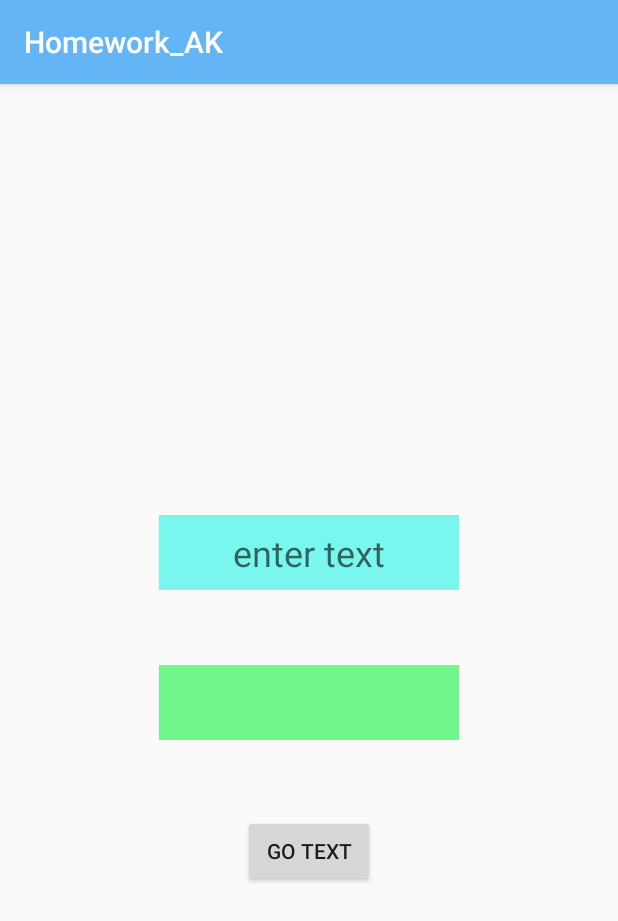
After one commit to poznyi11/homework_ak, an Android app: the Hw1Task2Activity screen opened directly, with no data from a screen before it, on a phone screen of 412 x 824 dp. The commit adds this screen. Shown: the top 921 px of the screen. Run offline under Robolectric (Android 15) with nearby library versions, the phone set to English and light mode, and no system bars.

Commit message:
Add Task1 (3 vers) and Task2 to hw_1

```diff
--- /dev/null
+++ b/app/src/main/java/by/ivpo/homework_ak/homework_1/Hw1Task2Activity.java
@@ -0,0 +1,28 @@
+package by.ivpo.homework_ak.homework_1;
+
+import androidx.appcompat.app.AppCompatActivity;
+import android.os.Bundle;
+import android.view.View;
+import android.widget.EditText;
+import android.widget.TextView;
+
+import by.ivpo.homework_ak.R;
+
+public class Hw1Task2Activity extends AppCompatActivity {
+
+    @Override
+    protected void onCreate(Bundle savedInstanceState) {
+        super.onCreate(savedInstanceState);
+        setContentView(R.layout.activity_hw1_task2);
+    }
+
+    public void goText (View view){
+
+        EditText editText = findViewById(R.id.mainText);
+
+        TextView textView = findViewById(R.id.newText);
+
+        textView.setText(editText.getText());
+
+    }
+}
--- /dev/null
+++ b/app/src/main/res/layout/activity_hw1_task2.xml
@@ -0,0 +1,51 @@
+<?xml version="1.0" encoding="utf-8"?>
+<androidx.constraintlayout.widget.ConstraintLayout
+    xmlns:android="http://schemas.android.com/apk/res/android"
+    xmlns:tools="http://schemas.android.com/tools"
+    xmlns:app="http://schemas.android.com/apk/res-auto"
+    android:layout_width="match_parent"
+    android:layout_height="match_parent"
+    tools:context=".homework_1.Hw1Task2Activity">
+    <EditText
+        android:id="@+id/mainText"
+        android:layout_width="200dp"
+        android:layout_height="50dp"
+        android:background="@color/colorMainTextBackground"
+        android:ems="10"
+        android:hint="@string/text_hint"
+        android:inputType="textPersonName|text|textEmailAddress"
+        android:padding="5dp"
+        android:textAlignment="center"
+        android:textSize="24dp"
+        app:layout_constraintBottom_toBottomOf="parent"
+        app:layout_constraintEnd_toEndOf="parent"
+        app:layout_constraintHorizontal_bias="0.5"
+        app:layout_constraintStart_toStartOf="parent"
+        app:layout_constraintTop_toTopOf="parent"
+        app:layout_constraintVertical_bias="0.400" />
+
+    <TextView
+        android:id="@+id/newText"
+        android:layout_width="200dp"
+        android:layout_height="50dp"
+        android:layout_marginTop="50dp"
+        android:textAlignment="center"
+        android:background="@color/colorNewTextBackground"
+        android:padding="5dp"
+        android:textSize="24dp"
+        app:layout_constraintEnd_toEndOf="parent"
+        app:layout_constraintHorizontal_bias="0.500"
+        app:layout_constraintStart_toStartOf="parent"
+        app:layout_constraintTop_toBottomOf="@+id/mainText" />
+
+    <Button
+        android:id="@+id/button"
+        android:layout_width="wrap_content"
+        android:layout_height="wrap_content"
+        android:layout_marginTop="50dp"
+        android:onClick="goText"
+        android:text="@string/text_button"
+        app:layout_constraintEnd_toEndOf="parent"
+        app:layout_constraintStart_toStartOf="parent"
+        app:layout_constraintTop_toBottomOf="@+id/newText" />
+</androidx.constraintlayout.widget.ConstraintLayout>
--- a/app/src/main/res/layout/activity_main.xml
+++ b/app/src/main/res/layout/activity_main.xml
@@ -19,7 +19,8 @@
             <Button
                 android:id="@+id/main_btn_1"
                 style="@style/main_btn"
-                android:text="@string/main_btn_hw_1" />
+                android:text="@string/main_btn_hw_1"
+                android:onClick="goMainHw1"/>
 
             <Button
                 android:id="@+id/main_btn_2"
--- a/app/src/main/res/values/colors.xml
+++ b/app/src/main/res/values/colors.xml
@@ -3,4 +3,13 @@
     <color name="colorPrimary">#64b5f6</color>
     <color name="colorPrimaryDark">#0d47a1</color>
     <color name="colorAccent">#03DAC5</color>
+
+    <!-- Homework 1 -->
+    <color name="colorButtonSub">#F7747D</color>
+    <color name="colorButtonAdd">#30F790</color>
+    <color name="colorNumberBackground">#BDD5F7</color>
+    <color name="colorMainTextBackground">#79F7EF</color>
+    <color name="colorNewTextBackground">#6FF78B</color>
+
+
 </resources>
--- a/app/src/main/res/values/strings.xml
+++ b/app/src/main/res/values/strings.xml
@@ -1,4 +1,5 @@
 <resources>
+    <!--    Main Activity -->
     <string name="app_name">Homework_AK</string>
     <string name="main_btn_hw_1">Homework 1\nEntry Lifecycle Activity</string>
     <string name="main_btn_hw_2">Homework 2\nAdvanced Activity (Sharing Data)</string>
@@ -6,4 +7,16 @@
     <string name="main_btn_hw_4">Homework 4\nLayouts (Constraint vs Other)</string>
     <string name="main_btn_hw_5">Homework 5\nСписки</string>
     <string name="main_btn_hw_6">Homework 6\nCustom view (Drawing)</string>
+
+    <!--    Homework 1 -->
+    <string name="button_1_text">Homework 1 \"Counter\" Vers 1\nUse coClick</string>
+    <string name="button_2_text">Homework 1 \"Counter\" Vers 2\nUse interface View.OnClickListener</string>
+    <string name="button_3_text">Homework 1 \"Counter\" Vers 3\nUse setOnClickListener</string>
+    <string name="button_4_text">Homework 1 \"Sending text\"</string>
+    <string name="button_sub">-</string>
+    <string name="button_add">+</string>
+    <string name="text_hint">enter text</string>
+    <string name="text_button">GO TEXT</string>
+
+
 </resources>
```
Also changed, not shown: app/src/main/AndroidManifest.xml (+9 -3 lines), app/src/main/java/by/ivpo/homework_ak/MainActivity.java (+9 -0 lines), app/src/main/java/by/ivpo/homework_ak/homework_1/Hw1Task1Vers1Activity.java (added, +40 -0 lines), app/src/main/java/by/ivpo/homework_ak/homework_1/Hw1Task1Vers2Activity.java (added, +51 -0 lines), app/src/main/java/by/ivpo/homework_ak/homework_1/Hw1Task1Vers3Activity.java (added, +49 -0 lines), app/src/main/java/by/ivpo/homework_ak/homework_1/MainHw1Activity.java (added, +38 -0 lines), app/src/main/res/layout/activity_hw1_task1_vers1.xml (added, +47 -0 lines), app/src/main/res/layout/activity_hw1_task1_vers2.xml (added, +43 -0 lines), app/src/main/res/layout/activity_hw1_task1_vers3.xml (added, +46 -0 lines), app/src/main/res/layout/activity_main_hw1.xml (added, +51 -0 lines), app/src/main/res/values/styles.xml (+9 -0 lines).
